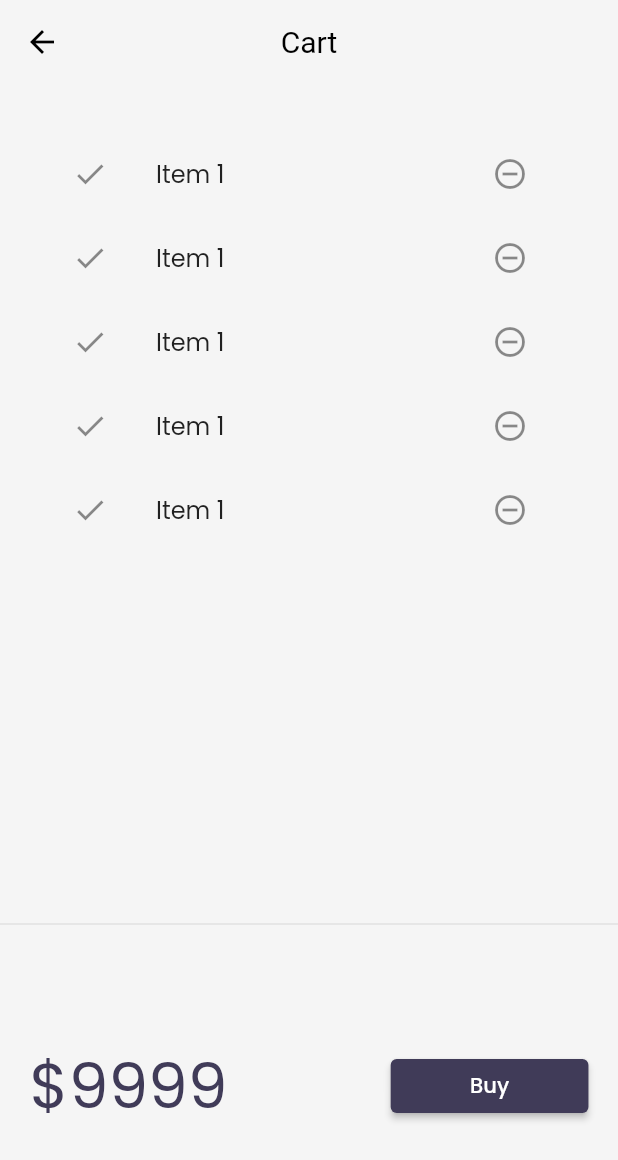
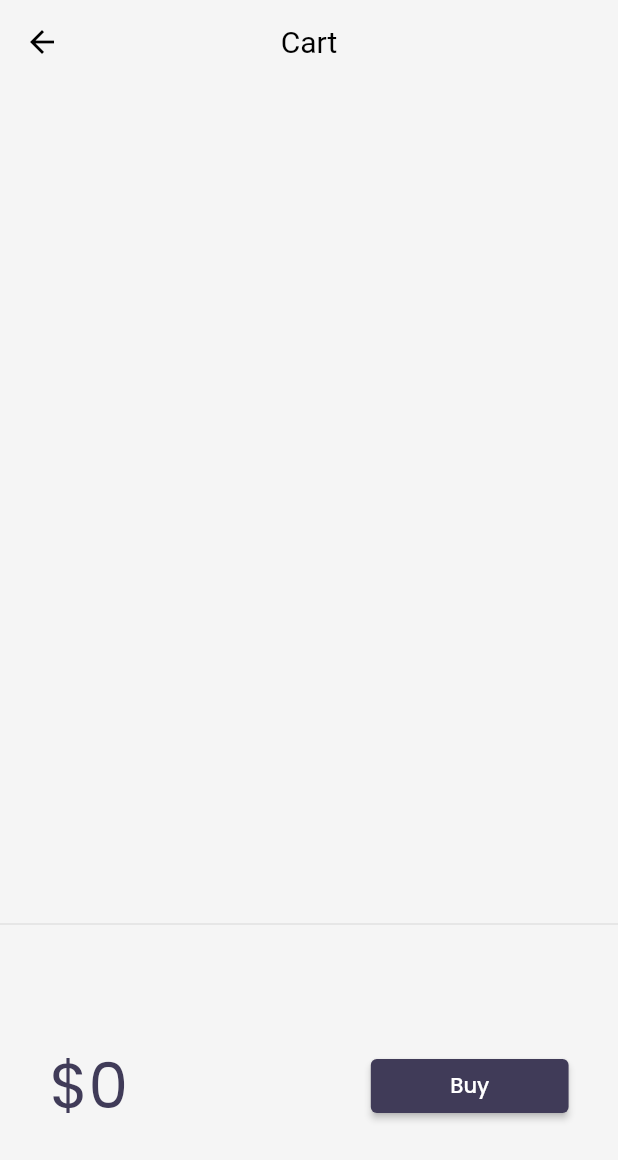
Before and after one commit to PrakharSinghG/Flutter1st, a Flutter app: the screen it shows after launch, after a tap on an icon or button, on a phone screen of 412 x 824 dp. Shown: the top 1160 px of the screen. Run offline on Flutter 3.47's test engine with Material 2 defaults, Android fonts, the phone set to English and light mode, and no system bars; our stand-ins replace google_fonts, velocity_x; network calls fail.

Commit message:
day 24 completed

```diff
--- a/lib/models/cart.dart
+++ b/lib/models/cart.dart
@@ -1,6 +1,11 @@
 import 'package:flutter_demo/models/catalog.dart';
 
 class CartModel {
+  static final cartModel = CartModel._internal();
+
+  CartModel._internal();
+
+  factory CartModel() => cartModel;
   //catalog field
   late CatalogModel _catalog;
   //Collection of IDs
@@ -9,7 +14,6 @@ class CartModel {
   CatalogModel get catalog => _catalog;
 
   set catalog(CatalogModel newCatalog) {
-    assert(newCatalog != null);
     _catalog = newCatalog;
   }
 
--- a/lib/models/catalog.dart
+++ b/lib/models/catalog.dart
@@ -1,10 +1,15 @@
 import 'dart:convert';
 
 class CatalogModel {
+  static final catModel = CatalogModel._internal();
+
+  CatalogModel._internal();
+
+  factory CatalogModel() => catModel;
   static List<Item> items = [];
 
   Item getById(int id) =>
-      items.firstWhere((element) => element.id == id, orElse: null);
+      items.firstWhere((element) => element.id == id);
 
   Item getByPosition(int pos) => items[pos];
 }
--- a/lib/pages/cart_page.dart
+++ b/lib/pages/cart_page.dart
@@ -1,5 +1,6 @@
 import 'package:flutter/material.dart';
-import 'package:flutter_demo/widgets/themes.dart';
+import 'package:flutter_demo/models/cart.dart';
+
 import 'package:velocity_x/velocity_x.dart';
 
 class CartPage extends StatelessWidget {
@@ -30,12 +31,13 @@ class _CartTotal extends StatelessWidget {
 
   @override
   Widget build(BuildContext context) {
+    final _cart = CartModel();
     return SizedBox(
       height: 200,
       child: Row(
         mainAxisAlignment: MainAxisAlignment.spaceAround,
         children: [
-          "\$9999".text.xl5.color(context.accentColor).make(),
+          "\$${_cart.totalPrice}".text.xl5.color(context.accentColor).make(),
           30.widthBox,
           ElevatedButton(
             onPressed: () {
@@ -58,17 +60,18 @@ class _CartList extends StatefulWidget {
 }
 
 class __CartListState extends State<_CartList> {
+  final _cart = CartModel();
   @override
   Widget build(BuildContext context) {
     return ListView.builder(
-      itemCount: 5,
+      itemCount: _cart.items.length,
       itemBuilder: (context, index) => ListTile(
         leading: const Icon(Icons.done),
         trailing: IconButton(
           onPressed: () {},
           icon: const Icon(Icons.remove_circle_outline),
         ),
-        title: "Item 1".text.make(),
+        title: _cart.items[index].name.text.make(),
       ),
     );
   }
--- a/lib/pages/home_detail_page.dart
+++ b/lib/pages/home_detail_page.dart
@@ -1,5 +1,5 @@
 import 'package:flutter/material.dart';
-import 'package:flutter_demo/widgets/themes.dart';
+
 import 'package:velocity_x/velocity_x.dart';
 
 import '../models/catalog.dart';
--- a/lib/pages/home_page.dart
+++ b/lib/pages/home_page.dart
@@ -7,7 +7,7 @@ import 'package:flutter_demo/utils/routes.dart';
 import 'package:velocity_x/velocity_x.dart';
 
 import 'package:flutter_demo/models/catalog.dart';
-import 'package:flutter_demo/widgets/themes.dart';
+
 
 import '../widgets/home_widgets/catalog_header.dart';
 import '../widgets/home_widgets/catalog_list.dart';
--- a/lib/widgets/home_widgets/catalog_list.dart
+++ b/lib/widgets/home_widgets/catalog_list.dart
@@ -1,4 +1,5 @@
 import 'package:flutter/material.dart';
+import 'package:flutter_demo/models/cart.dart';
 import 'package:flutter_demo/pages/home_detail_page.dart';
 import 'package:velocity_x/velocity_x.dart';
 
@@ -61,11 +62,7 @@ class CatalogItem extends StatelessWidget {
                 buttonPadding: EdgeInsets.zero,
                 children: [
                   "\$${catalog.price}".text.bold.xl.make(),
-                  ElevatedButton(
-                      onPressed: () {},
-                      style: ButtonStyle(
-                          shape: MaterialStateProperty.all(StadiumBorder())),
-                      child: "Buy".text.make())
+                  _AddToCart(catalog: catalog)
                 ],
               ).pOnly(right: 10.0)
             ],
@@ -75,3 +72,33 @@ class CatalogItem extends StatelessWidget {
     ).color(context.cardColor).roundedLg.square(150).make().py16();
   }
 }
+
+class _AddToCart extends StatefulWidget {
+  final Item catalog;
+  const _AddToCart({
+    Key? key,
+    required this.catalog,
+  }) : super(key: key);
+
+  @override
+  State<_AddToCart> createState() => _AddToCartState();
+}
+
+class _AddToCartState extends State<_AddToCart> {
+  bool isAdded = false;
+  @override
+  Widget build(BuildContext context) {
+    return ElevatedButton(
+        onPressed: () {
+          isAdded = isAdded.toggle();
+          final _catalog = CatalogModel();
+          final _cart = CartModel();
+          _cart.catalog = _catalog;
+          _cart.add(widget.catalog);
+          setState(() {});
+        },
+        style: ButtonStyle(
+            shape: MaterialStateProperty.all(const StadiumBorder())),
+        child: isAdded ? const Icon(Icons.done) : "Add to Cart".text.make());
+  }
+}
--- a/pubspec.yaml
+++ b/pubspec.yaml
@@ -46,7 +46,7 @@ dev_dependencies:
   # activated in the `analysis_options.yaml` file located at the root of your
   # package. See that file for information about deactivating specific lint
   # rules and activating additional ones.
-  flutter_lints: ^1.0.0
+  flutter_lints: ^2.0.1
 
 # For information on the generic Dart part of this file, see the
 # following page: https://dart.dev/tools/pub/pubspec
```
Also changed, not shown: pubspec.lock, 1 other file.
